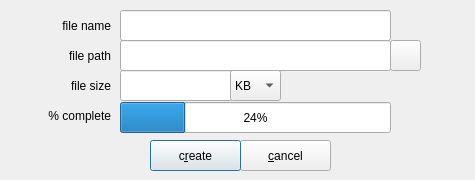
The window that zuluCrypt-gui/createfile.ui (mhogomchungu/zuluCrypt) describes before a commit, drawn with Qt 5.
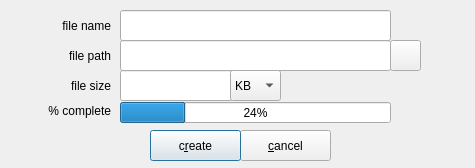
The same window after the commit.

```diff
--- a/zuluCrypt-gui/createfile.ui
+++ b/zuluCrypt-gui/createfile.ui
@@ -7,7 +7,7 @@
     <x>0</x>
     <y>0</y>
     <width>475</width>
-    <height>180</height>
+    <height>168</height>
    </rect>
   </property>
   <property name="windowTitle">
@@ -97,7 +97,7 @@
      <x>120</x>
      <y>102</y>
      <width>271</width>
-     <height>31</height>
+     <height>21</height>
     </rect>
    </property>
    <property name="value">
@@ -124,7 +124,7 @@
    <property name="geometry">
     <rect>
      <x>240</x>
-     <y>140</y>
+     <y>130</y>
      <width>91</width>
      <height>31</height>
     </rect>
@@ -143,9 +143,9 @@
    <property name="geometry">
     <rect>
      <x>10</x>
-     <y>100</y>
+     <y>90</y>
      <width>101</width>
-     <height>31</height>
+     <height>41</height>
     </rect>
    </property>
    <property name="text">
@@ -159,7 +159,7 @@
    <property name="geometry">
     <rect>
      <x>150</x>
-     <y>140</y>
+     <y>130</y>
      <width>91</width>
      <height>31</height>
     </rect>
```
